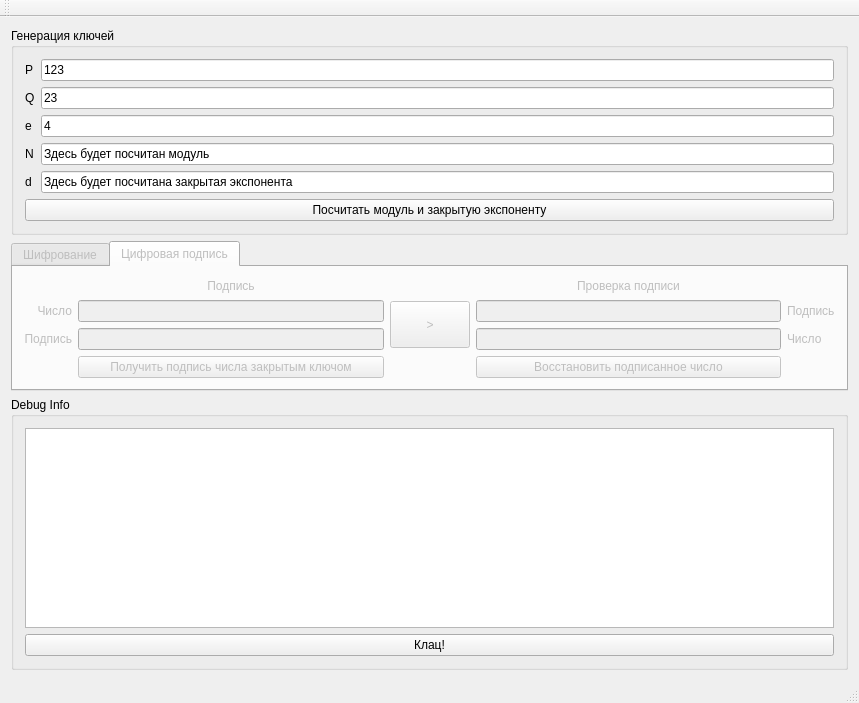
Before: the Qt Designer form mainwindow.ui in klv-codehub/rsa-cash, drawn with Qt 5.
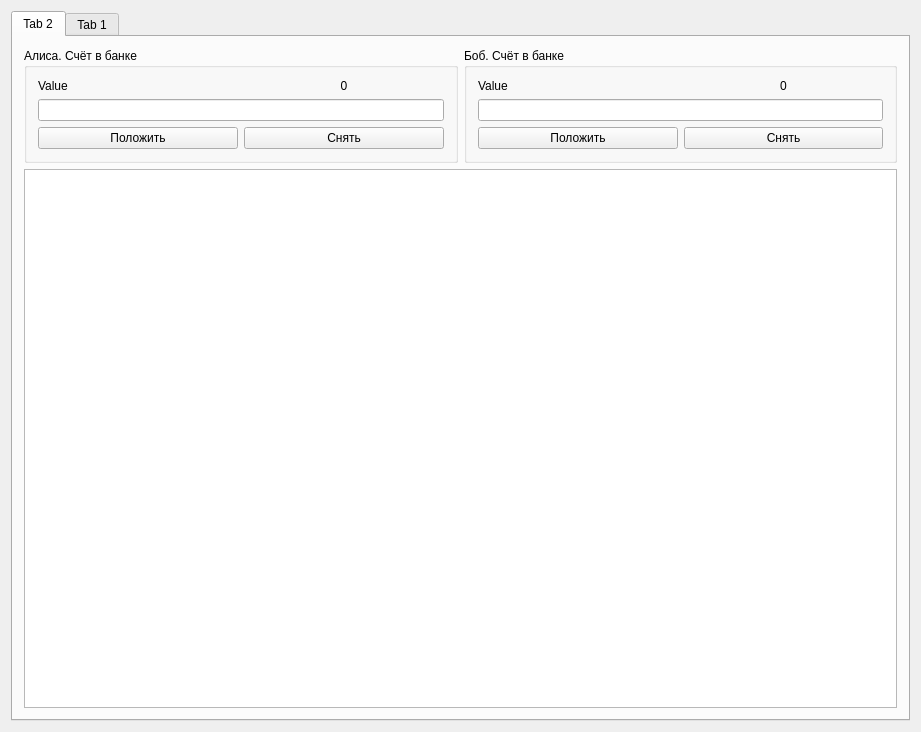
After: the same form once the commit is applied. The open tabs and pages were chosen to show the change.

Diff of the .ui file:
```diff
--- a/mainwindow.ui
+++ b/mainwindow.ui
@@ -6,8 +6,8 @@
    <rect>
     <x>0</x>
     <y>0</y>
-    <width>859</width>
-    <height>703</height>
+    <width>921</width>
+    <height>732</height>
    </rect>
   </property>
   <property name="windowTitle">
@@ -16,6 +16,154 @@
   <widget class="QWidget" name="centralWidget">
    <layout class="QVBoxLayout" name="verticalLayout_2">
     <item>
+     <widget class="QTabWidget" name="tabWidget_2">
+      <property name="currentIndex">
+       <number>0</number>
+      </property>
+      <widget class="QWidget" name="tab_4">
+       <attribute name="title">
+        <string>Tab 2</string>
+       </attribute>
+       <layout class="QGridLayout" name="gridLayout_4">
+        <item row="0" column="0">
+         <widget class="QGroupBox" name="groupBox_11">
+          <property name="sizePolicy">
+           <sizepolicy hsizetype="Ignored" vsizetype="Preferred">
+            <horstretch>0</horstretch>
+            <verstretch>0</verstretch>
+           </sizepolicy>
+          </property>
+          <property name="title">
+           <string>Алиса. Счёт в банке</string>
+          </property>
+          <layout class="QGridLayout" name="gridLayout_16">
+           <item row="0" column="0">
+            <widget class="QLabel" name="label_91">
+             <property name="text">
+              <string>Value</string>
+             </property>
+            </widget>
+           </item>
+           <item row="0" column="1">
+            <widget class="QLabel" name="label_AliceValue">
+             <property name="enabled">
+              <bool>true</bool>
+             </property>
+             <property name="text">
+              <string>0</string>
+             </property>
+             <property name="alignment">
+              <set>Qt::AlignCenter</set>
+             </property>
+            </widget>
+           </item>
+           <item row="1" column="0" colspan="2">
+            <widget class="QLineEdit" name="lineEdit_Alice_money">
+             <property name="sizePolicy">
+              <sizepolicy hsizetype="Minimum" vsizetype="Fixed">
+               <horstretch>0</horstretch>
+               <verstretch>0</verstretch>
+              </sizepolicy>
+             </property>
+             <property name="alignment">
+              <set>Qt::AlignCenter</set>
+             </property>
+            </widget>
+           </item>
+           <item row="2" column="0">
+            <widget class="QPushButton" name="pushButton_Alice_putmoney">
+             <property name="text">
+              <string>Положить</string>
+             </property>
+            </widget>
+           </item>
+           <item row="2" column="1">
+            <widget class="QPushButton" name="pushButton_Alice_takemoney">
+             <property name="text">
+              <string>Снять</string>
+             </property>
+            </widget>
+           </item>
+          </layout>
+         </widget>
+        </item>
+        <item row="0" column="1">
+         <widget class="QGroupBox" name="groupBox_12">
+          <property name="sizePolicy">
+           <sizepolicy hsizetype="Ignored" vsizetype="Preferred">
+            <horstretch>0</horstretch>
+            <verstretch>0</verstretch>
+           </sizepolicy>
+          </property>
+          <property name="title">
+           <string>Боб. Счёт в банке</string>
+          </property>
+          <layout class="QGridLayout" name="gridLayout_17">
+           <item row="0" column="0">
+            <widget class="QLabel" name="label_92">
+             <property name="text">
+              <string>Value</string>
+             </property>
+            </widget>
+           </item>
+           <item row="1" column="0" colspan="2">
+            <widget class="QLineEdit" name="lineEdit_Bob_money">
+             <property name="sizePolicy">
+              <sizepolicy hsizetype="Minimum" vsizetype="Fixed">
+               <horstretch>0</horstretch>
+               <verstretch>0</verstretch>
+              </sizepolicy>
+             </property>
+             <property name="alignment">
+              <set>Qt::AlignCenter</set>
+             </property>
+            </widget>
+           </item>
+           <item row="2" column="0">
+            <widget class="QPushButton" name="pushButton_Bob_putmoney">
+             <property name="text">
+              <string>Положить</string>
+             </property>
+            </widget>
+           </item>
+           <item row="0" column="1">
+            <widget class="QLabel" name="label_BobValue">
+             <property name="enabled">
+              <bool>true</bool>
+             </property>
+             <property name="text">
+              <string>0</string>
+             </property>
+             <property name="alignment">
+              <set>Qt::AlignCenter</set>
+             </property>
+            </widget>
+           </item>
+           <item row="2" column="1">
+            <widget class="QPushButton" name="pushButton_Bob_takemoney">
+             <property name="text">
+              <string>Снять</string>
+             </property>
+            </widget>
+           </item>
+          </layout>
+         </widget>
+        </item>
+        <item row="1" column="0" colspan="2">
+         <widget class="QTextEdit" name="textEdit">
+          <property name="readOnly">
+           <bool>true</bool>
+          </property>
+         </widget>
+        </item>
+       </layout>
+      </widget>
+      <widget class="QWidget" name="tab_3">
+       <attribute name="title">
+        <string>Tab 1</string>
+       </attribute>
+       <layout class="QVBoxLayout" name="verticalLayout_3">
+        <item>
      <widget class="QGroupBox" name="groupBox">
       <property name="title">
        <string>Генерация ключей</string>
@@ -356,13 +504,6 @@
        <string>Debug Info</string>
       </property>
       <layout class="QVBoxLayout" name="verticalLayout">
-       <item>
-        <widget class="QTextEdit" name="textEdit">
-         <property name="readOnly">
-          <bool>true</bool>
-         </property>
-        </widget>
-       </item>
        <item>
         <widget class="QPushButton" name="pushButton">
          <property name="text">
@@ -375,31 +516,10 @@
     </item>
    </layout>
   </widget>
-  <widget class="QMenuBar" name="menuBar">
-   <property name="geometry">
-    <rect>
-     <x>0</x>
-     <y>0</y>
-     <width>859</width>
-     <height>26</height>
-    </rect>
-   </property>
-  </widget>
-  <widget class="QToolBar" name="mainToolBar">
-   <property name="enabled">
-    <bool>false</bool>
-   </property>
-   <property name="layoutDirection">
-    <enum>Qt::LeftToRight</enum>
-   </property>
-   <attribute name="toolBarArea">
-    <enum>TopToolBarArea</enum>
-   </attribute>
-   <attribute name="toolBarBreak">
-    <bool>false</bool>
-   </attribute>
+     </widget>
+    </item>
+   </layout>
   </widget>
-  <widget class="QStatusBar" name="statusBar"/>
  </widget>
  <layoutdefault spacing="6" margin="11"/>
  <tabstops>
```
Left out of the diff: 152 changed lines with no effect on the pictures. Lines whose indentation alone changed are shown as unchanged.
